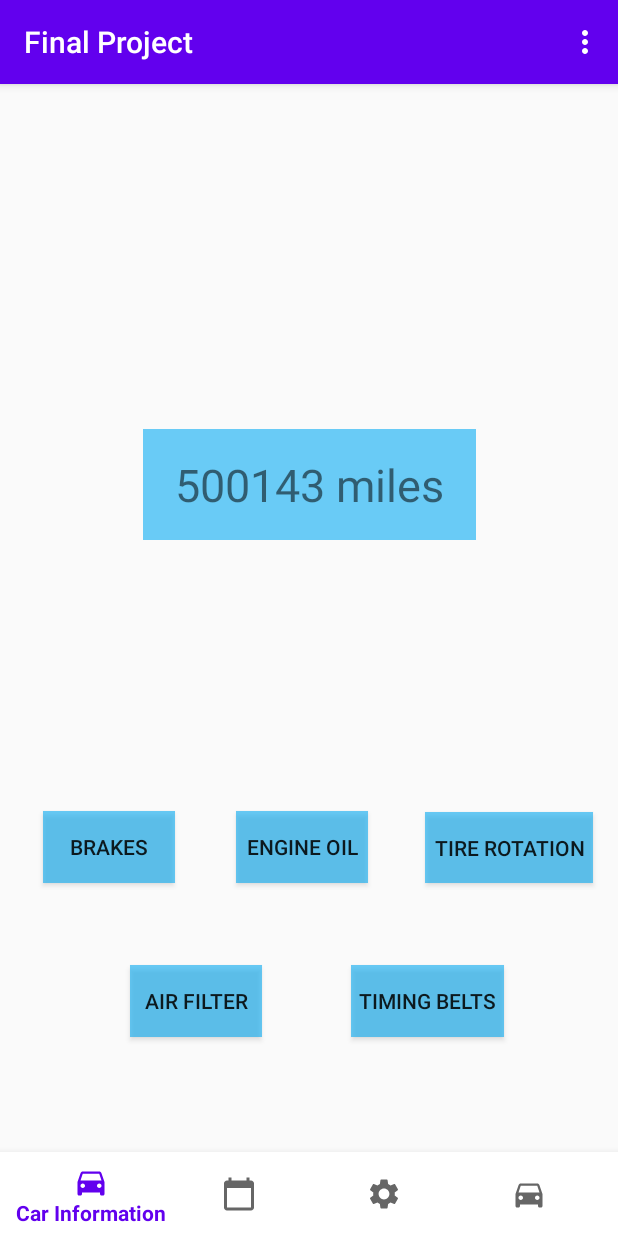
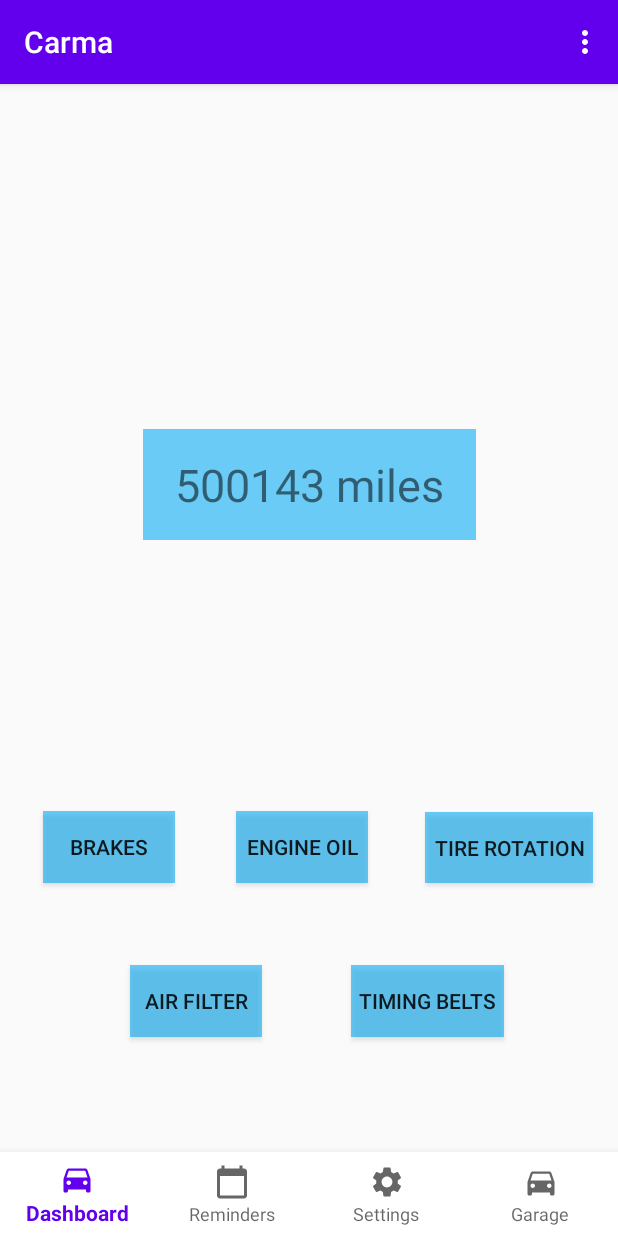
Before and after one commit to EdwardCordero/CARMA, an Android app: the screen it shows after launch once a user with an empty profile is signed in (MainActivity), on a phone screen of 412 x 824 dp. Run offline under Robolectric (Android 15) with nearby library versions, the phone set to English and light mode, and no system bars; our stand-ins replace Firebase (no records; nobody signed in at launch, a user with empty details on screens opened directly); libraries missing offline, so code that uses them is left out: com.firebase.ui.

```diff
--- a/app/src/main/res/layout/activity_main.xml
+++ b/app/src/main/res/layout/activity_main.xml
@@ -21,7 +21,9 @@
         app:layout_constraintBottom_toBottomOf="parent"
         app:layout_constraintEnd_toEndOf="parent"
         app:layout_constraintStart_toStartOf="parent"
-        app:menu="@menu/bottom_menu" />
+        app:menu="@menu/bottom_menu"
+        app:labelVisibilityMode="labeled"
+        />
 
 
 </androidx.constraintlayout.widget.ConstraintLayout>
--- a/app/src/main/res/menu/bottom_menu.xml
+++ b/app/src/main/res/menu/bottom_menu.xml
@@ -6,7 +6,7 @@
     <item
         android:id="@+id/carInformation"
         android:icon="@drawable/ic_car"
-        android:title="Car Information" />
+        android:title="Dashboard" />
     <item
         android:id="@+id/reminder"
         android:icon="@drawable/ic_reminders"
--- a/app/src/main/res/values/strings.xml
+++ b/app/src/main/res/values/strings.xml
@@ -1,5 +1,5 @@
 <resources>
-    <string name="app_name">Final Project</string>
+    <string name="app_name">Carma</string>
     <string name="action_sign_out">Sign Out</string>
     <string name="title_activity_login">LoginActivity</string>
     <string name="prompt_name">Name</string>
```
